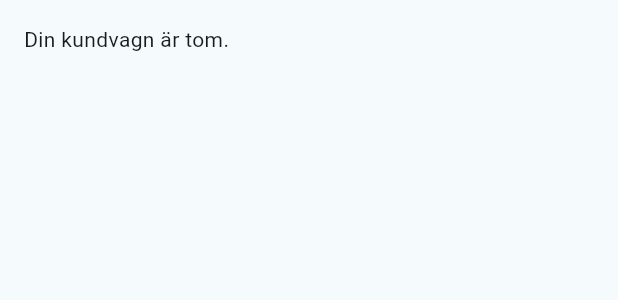
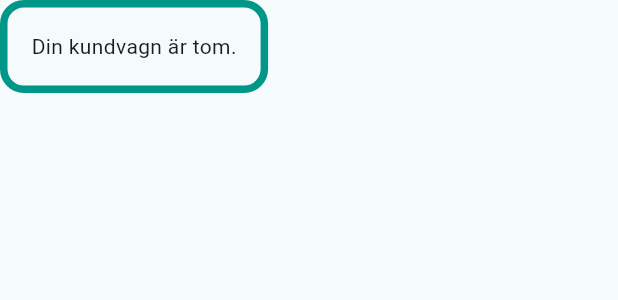
Before and after one commit to Drufsen/iMat, a Flutter app: the CartPopupMenu widget shown alone on an empty page, opened directly, on a phone screen of 412 x 824 dp. Shown: the top 300 px of the screen. Run offline on Flutter 3.47's test engine with Material 3 defaults, Android fonts, the phone set to English and light mode, and no system bars; network calls fail.

Commit message:
Fixed Cart popup

```diff
--- a/imat_app/lib/widgets/cart_popup_content.dart
+++ b/imat_app/lib/widgets/cart_popup_content.dart
@@ -1,66 +1,50 @@
 import 'package:flutter/material.dart';
+import 'package:imat_app/widgets/car_item_tile.dart';
+import 'package:imat_app/widgets/cart_total_row.dart';
+import 'package:imat_app/widgets/close-button.dart';
+import 'package:imat_app/widgets/empty_cart_message.dart';
 import 'package:provider/provider.dart';
 import 'package:imat_app/model/imat_data_handler.dart';
-import 'package:imat_app/model/imat/shopping_item.dart';
 
 class CartPopupMenu extends StatelessWidget {
-  const CartPopupMenu({super.key});
+  final VoidCallback? onClose;
+
+  const CartPopupMenu({super.key, this.onClose});
 
   @override
   Widget build(BuildContext context) {
     final iMat = context.watch<ImatDataHandler>();
     final items = iMat.getShoppingCart().items;
-    final total = iMat.shoppingCartTotal();
 
-    if (items.isEmpty) {
-      return const Padding(
-        padding: EdgeInsets.all(16.0),
-        child: Text('Din kundvagn är tom.'),
-      );
-    }
+    if (items.isEmpty) return const EmptyCartMessage();
 
-    return ConstrainedBox(
-      constraints: const BoxConstraints(maxHeight: 400, maxWidth: 300),
-      child: SingleChildScrollView(
-        child: Column(
-          mainAxisSize: MainAxisSize.min,
-          children: [
-            ...items.map(
-              (item) => ListTile(
-                dense: true,
-                title: Text(item.product.name),
-                subtitle: Text(
-                  '${item.amount.toInt()} st • ${item.product.price.toStringAsFixed(2)} ${item.product.unit}',
-                ),
-                trailing: IconButton(
-                  icon: const Icon(
-                    Icons.remove_circle_outline,
-                    color: Colors.redAccent,
-                  ),
-                  onPressed: () {
-                    iMat.shoppingCartRemove(item);
-                  },
+    return Material(
+      color: Colors.transparent,
+      child: Container(
+        constraints: const BoxConstraints(maxHeight: 420, maxWidth: 320),
+        decoration: BoxDecoration(
+          color: Colors.white,
+          borderRadius: BorderRadius.circular(16),
+          border: Border.all(color: Colors.teal, width: 5),
+        ),
+        clipBehavior: Clip.antiAlias,
+        child: SingleChildScrollView(
+          padding: const EdgeInsets.symmetric(horizontal: 12, vertical: 8),
+          child: Column(
+            mainAxisSize: MainAxisSize.min,
+            children: [
+              ...items.map((item) => CartItemTile(item: item)).toList(),
+              const Divider(thickness: 1.5),
+              const CartTotalRow(),
+              Align(
+                alignment: Alignment.centerLeft,
+                child: Padding(
+                  padding: const EdgeInsets.only(right: 8, bottom: 8),
+                  child: CloseButtonWidget(onPressed: onClose),
                 ),
               ),
-            ),
-            const Divider(),
-            Padding(
-              padding: const EdgeInsets.symmetric(horizontal: 16, vertical: 8),
-              child: Row(
-                mainAxisAlignment: MainAxisAlignment.spaceBetween,
-                children: [
-                  const Text(
-                    'Totalt:',
-                    style: TextStyle(fontWeight: FontWeight.bold),
-                  ),
-                  Text(
-                    '${total.toStringAsFixed(2)} kr',
-                    style: const TextStyle(fontWeight: FontWeight.bold),
-                  ),
-                ],
-              ),
-            ),
-          ],
+            ],
+          ),
         ),
       ),
     );
--- /dev/null
+++ b/imat_app/lib/widgets/empty_cart_message.dart
@@ -0,0 +1,18 @@
+import 'package:flutter/material.dart';
+import 'package:imat_app/widgets/close-button.dart';
+
+class EmptyCartMessage extends StatelessWidget {
+  const EmptyCartMessage({super.key});
+
+  @override
+  Widget build(BuildContext context) {
+    return Container(
+      decoration: BoxDecoration(
+        border: Border.all(color: Colors.teal, width: 5),
+        borderRadius: BorderRadius.circular(16),
+      ),
+      padding: const EdgeInsets.all(16.0),
+      child: const Text('Din kundvagn är tom.'),
+    );
+  }
+}
```
Also changed, not shown: imat_app/lib/widgets/car_item_tile.dart (added, +33 -0 lines), imat_app/lib/widgets/cart_total_row.dart (added, +26 -0 lines), imat_app/lib/widgets/close-button.dart (added, +24 -0 lines), imat_app/lib/widgets/product_detail_popup.dart (+3 -8 lines), imat_app/lib/widgets/top_bar.dart (+74 -45 lines).
